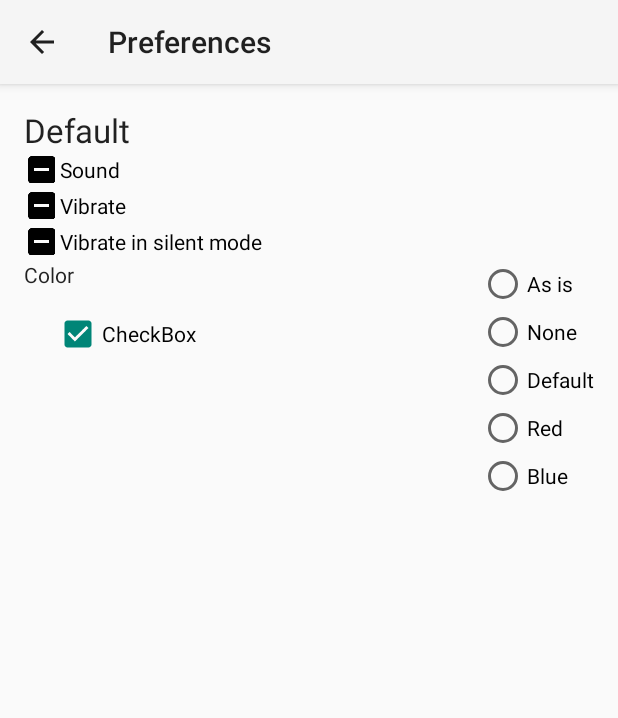
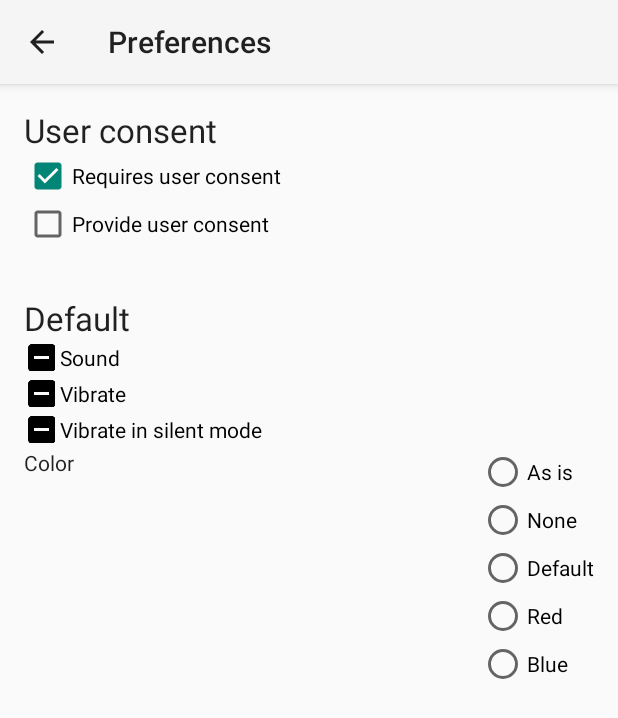
Before and after one commit to wonderpush/wonderpush-android-demo, an Android app: the PreferencesActivity screen opened directly, with no data from a screen before it, on a phone screen of 412 x 824 dp. Shown: the top 718 px of the screen. Run offline under Robolectric (Android 15) with nearby library versions, the phone set to English and light mode, and no system bars; libraries missing offline, so code that uses them is left out: com.wonderpush.sdk; 6 statements that could not run were skipped.

Commit message:
User consent UI

```diff
--- a/app/build.gradle
+++ b/app/build.gradle
@@ -32,5 +32,5 @@ if (file('local.gradle').exists()) {
 dependencies {
     implementation 'com.android.support:appcompat-v7:28.0.0'
     implementation 'com.android.support:support-v4:28.0.0' // bump dependency from wonderpush-android-sdk
-    implementation 'com.wonderpush:wonderpush-android-sdk:1.2.6.0'
+    implementation 'com.wonderpush:wonderpush-android-sdk:1.2.8.0-SNAPSHOT'
 }
--- a/app/src/main/java/com/wonderpush/demo/DemoApplication.java
+++ b/app/src/main/java/com/wonderpush/demo/DemoApplication.java
@@ -30,6 +30,32 @@ import java.util.ArrayList;
 import java.util.Random;
 
 public class DemoApplication extends Application {
+
+    private final String SHARED_PREF_FILE = "wonderpushdemo";
+    private final String SHARED_PREF_KEY_REQUIRES_USER_CONSENT = "requiresUserConsent";
+    private final boolean SHARED_PREF_DEFAULT_REQUIRES_USER_CONSENT = true;
+
+    private static DemoApplication singleton = null;
+
+    public static DemoApplication getInstance() {
+        return singleton;
+    }
+
+    public DemoApplication() {
+        singleton = this;
+    }
+
+    public boolean getRequiresUserConsent() {
+        return this.getSharedPreferences(SHARED_PREF_FILE, 0)
+                .getBoolean(SHARED_PREF_KEY_REQUIRES_USER_CONSENT, SHARED_PREF_DEFAULT_REQUIRES_USER_CONSENT);
+    }
+
+    public void setRequiresUserConsent(boolean value) {
+        this.getSharedPreferences(SHARED_PREF_FILE, 0)
+                .edit()
+                .putBoolean(SHARED_PREF_KEY_REQUIRES_USER_CONSENT, value)
+                .apply();
+    }
 
     @Override
     public void onCreate() {
@@ -151,8 +177,8 @@ public class DemoApplication extends Application {
             }
         });
 
+        WonderPush.setRequiresUserConsent(this.getRequiresUserConsent());
         WonderPush.initialize(this);
-        WonderPush.putInstallationCustomProperties(null);
 
         WonderPushUserPreferences.setDefaultChannelId("default");
         if (WonderPushUserPreferences.getChannel("default") == null) {
--- a/app/src/main/java/com/wonderpush/demo/PreferencesActivity.java
+++ b/app/src/main/java/com/wonderpush/demo/PreferencesActivity.java
@@ -4,14 +4,19 @@ import android.graphics.Color;
 import android.support.annotation.IdRes;
 import android.support.v7.app.AppCompatActivity;
 import android.os.Bundle;
+import android.widget.CheckBox;
+import android.widget.CompoundButton;
 import android.widget.RadioButton;
 import android.widget.RadioGroup;
 
+import com.wonderpush.sdk.WonderPush;
 import com.wonderpush.sdk.WonderPushChannel;
 import com.wonderpush.sdk.WonderPushUserPreferences;
 
 public class PreferencesActivity extends AppCompatActivity {
 
+    CheckBox chkRequiresUserConsent;
+    CheckBox chkUserConsent;
     TriStateCheckBox triDefaultSound;
     TriStateCheckBox triDefaultVibrate;
     TriStateCheckBox triDefaultVibrateSilentMode;
@@ -26,6 +31,34 @@ public class PreferencesActivity extends AppCompatActivity {
     protected void onCreate(Bundle savedInstanceState) {
         super.onCreate(savedInstanceState);
         setContentView(R.layout.activity_preferences);
+
+        //
+        // User consent
+        //
+
+        chkRequiresUserConsent = (CheckBox) findViewById(R.id.chkRequiresUserConsent);
+        chkUserConsent = (CheckBox) findViewById(R.id.chkUserConsent);
+
+        chkRequiresUserConsent.setChecked(DemoApplication.getInstance().getRequiresUserConsent());
+        chkUserConsent.setChecked(WonderPush.getUserConsent());
+
+        chkRequiresUserConsent.setOnCheckedChangeListener(new CompoundButton.OnCheckedChangeListener() {
+            @Override
+            public void onCheckedChanged(CompoundButton buttonView, boolean isChecked) {
+                DemoApplication.getInstance().setRequiresUserConsent(isChecked);
+                WonderPush.setRequiresUserConsent(isChecked);
+            }
+        });
+        chkUserConsent.setOnCheckedChangeListener(new CompoundButton.OnCheckedChangeListener() {
+            @Override
+            public void onCheckedChanged(CompoundButton buttonView, boolean isChecked) {
+                WonderPush.setUserConsent(isChecked);
+            }
+        });
+
+        //
+        // Notification channels
+        //
 
         triDefaultSound = (TriStateCheckBox) findViewById(R.id.triDefaultSound);
         triDefaultVibrate = (TriStateCheckBox) findViewById(R.id.triDefaultVibrate);
--- a/app/src/main/res/layout/activity_preferences.xml
+++ b/app/src/main/res/layout/activity_preferences.xml
@@ -6,6 +6,39 @@
     android:layout_height="match_parent"
     tools:context="com.wonderpush.demo.PreferencesActivity">
 
+
+    <LinearLayout
+        android:orientation="vertical"
+        android:layout_width="match_parent"
+        android:layout_height="wrap_content">
+
+        <RelativeLayout
+            android:layout_width="match_parent"
+            android:layout_height="wrap_content"
+            android:layout_margin="@dimen/activity_horizontal_margin">
+
+            <TextView
+                android:id="@+id/lblUserConsent"
+                android:layout_width="match_parent"
+                android:layout_height="wrap_content"
+                android:text="User consent"
+                android:textAppearance="@android:style/TextAppearance.Large" />
+
+            <CheckBox
+                android:id="@+id/chkRequiresUserConsent"
+                android:layout_width="match_parent"
+                android:layout_height="wrap_content"
+                android:layout_below="@+id/lblUserConsent"
+                android:text="Requires user consent" />
+
+            <CheckBox
+                android:id="@+id/chkUserConsent"
+                android:layout_width="match_parent"
+                android:layout_height="wrap_content"
+                android:layout_below="@id/chkRequiresUserConsent"
+                android:text="Provide user consent" />
+
+        </RelativeLayout>
 
         <RelativeLayout
             android:layout_width="match_parent"
@@ -110,18 +143,7 @@
 
             </RadioGroup>
 
-        <CheckBox
-            android:id="@+id/checkBox4"
-            android:layout_width="wrap_content"
-            android:layout_height="wrap_content"
-            android:layout_alignParentLeft="true"
-            android:layout_alignParentStart="true"
-            android:layout_below="@+id/lblDefaultColor"
-            android:layout_marginLeft="20dp"
-            android:layout_marginStart="20dp"
-            android:layout_marginTop="14dp"
-            android:checked="true"
-            android:text="CheckBox" />
+        </RelativeLayout>
 
-    </RelativeLayout>
+    </LinearLayout>
 </ScrollView>
```
Lines whose indentation alone changed are shown as unchanged.
